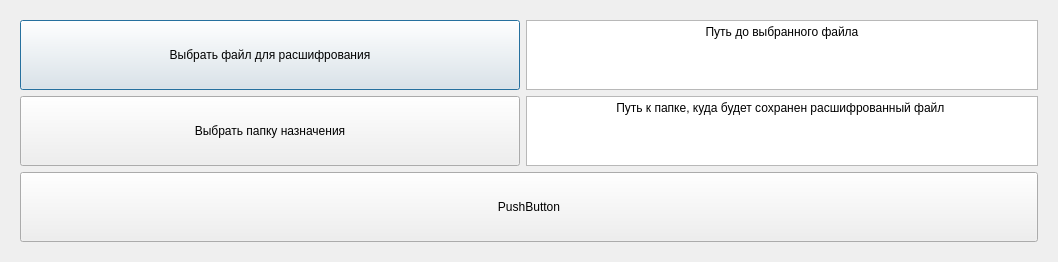
Qt form decryptwindow.ui (LaRtik/async-rsa-file-encoding) before a commit.
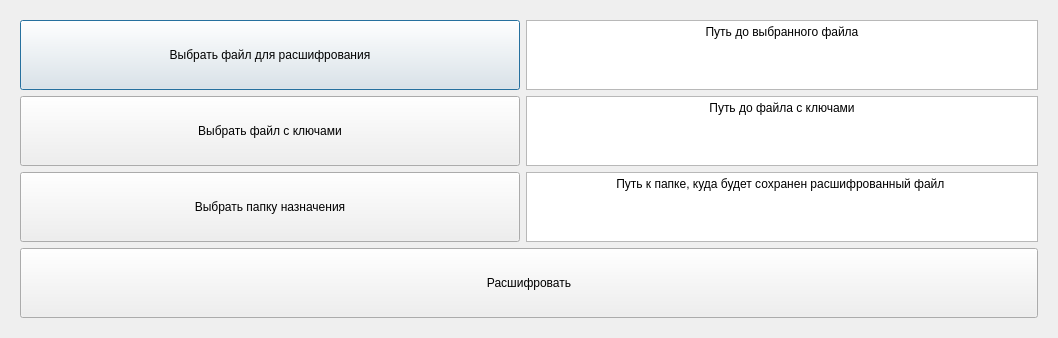
The same form after that commit.

Commit message: resized objets in UI

The edit to the form file:
```diff
--- a/decryptwindow.ui
+++ b/decryptwindow.ui
@@ -72,6 +72,43 @@
         </item>
        </layout>
       </item>
+      <item>
+       <layout class="QHBoxLayout" name="horizontalLayout_4">
+        <item>
+         <widget class="QPushButton" name="pushButton_4">
+          <property name="sizePolicy">
+           <sizepolicy hsizetype="Preferred" vsizetype="Preferred">
+            <horstretch>0</horstretch>
+            <verstretch>0</verstretch>
+           </sizepolicy>
+          </property>
+          <property name="minimumSize">
+           <size>
+            <width>500</width>
+            <height>0</height>
+           </size>
+          </property>
+          <property name="text">
+           <string>Выбрать файл с ключами</string>
+          </property>
+         </widget>
+        </item>
+        <item>
+         <widget class="QTextBrowser" name="textBrowser_3">
+          <property name="html">
+           <string>&lt;!DOCTYPE HTML PUBLIC &quot;-//W3C//DTD HTML 4.0//EN&quot; &quot;http://www.w3.org/TR/REC-html40/strict.dtd&quot;&gt;
+&lt;html&gt;&lt;head&gt;&lt;meta name=&quot;qrichtext&quot; content=&quot;1&quot; /&gt;&lt;meta charset=&quot;utf-8&quot; /&gt;&lt;style type=&quot;text/css&quot;&gt;
+p, li { white-space: pre-wrap; }
+hr { height: 1px; border-width: 0; }
+li.unchecked::marker { content: &quot;\2610&quot;; }
+li.checked::marker { content: &quot;\2612&quot;; }
+&lt;/style&gt;&lt;/head&gt;&lt;body style=&quot; font-family:'Segoe UI'; font-size:9pt; font-weight:400; font-style:normal;&quot;&gt;
+&lt;p align=&quot;center&quot; style=&quot; margin-top:0px; margin-bottom:0px; margin-left:0px; margin-right:0px; -qt-block-indent:0; text-indent:0px;&quot;&gt;Путь до файла с ключами&lt;/p&gt;&lt;/body&gt;&lt;/html&gt;</string>
+          </property>
+         </widget>
+        </item>
+       </layout>
+      </item>
       <item>
        <layout class="QHBoxLayout" name="horizontalLayout_2">
         <item>
@@ -124,7 +161,7 @@
          </size>
         </property>
         <property name="text">
-         <string>PushButton</string>
+         <string>Расшифровать</string>
         </property>
        </widget>
       </item>
```
The commit also changes 5 other files.
